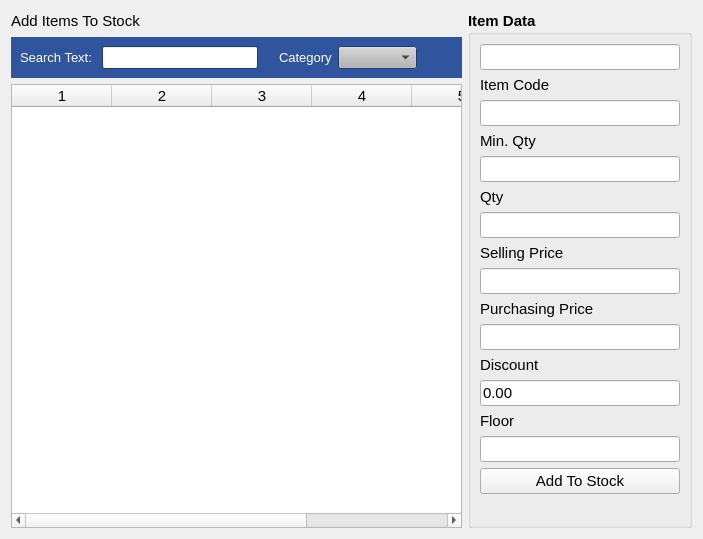
Qt form estorecpp/addmanualstockitems.ui (Watti/estorecpp) before a commit.
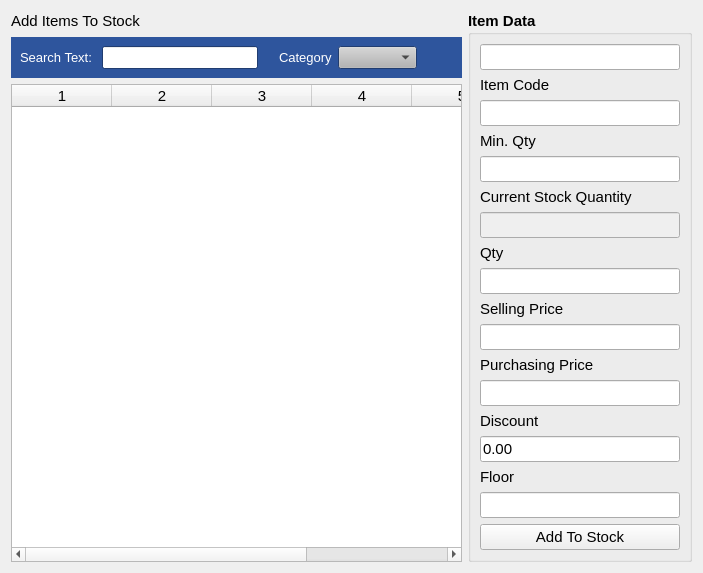
The same form after that commit.

Commit message: stock item adding UI has been changed

```diff
--- a/estorecpp/addmanualstockitems.ui
+++ b/estorecpp/addmanualstockitems.ui
@@ -7,7 +7,7 @@
     <x>0</x>
     <y>0</y>
     <width>703</width>
-    <height>539</height>
+    <height>550</height>
    </rect>
   </property>
   <property name="windowTitle">
@@ -741,6 +741,32 @@
         </property>
        </widget>
       </item>
+      <item>
+       <widget class="QLabel" name="label_11">
+        <property name="font">
+         <font>
+          <weight>50</weight>
+          <bold>false</bold>
+         </font>
+        </property>
+        <property name="text">
+         <string>Current Stock Quantity</string>
+        </property>
+       </widget>
+      </item>
+      <item>
+       <widget class="QLineEdit" name="currentQty">
+        <property name="enabled">
+         <bool>false</bool>
+        </property>
+        <property name="sizePolicy">
+         <sizepolicy hsizetype="Preferred" vsizetype="Fixed">
+          <horstretch>0</horstretch>
+          <verstretch>0</verstretch>
+         </sizepolicy>
+        </property>
+       </widget>
+      </item>
       <item>
        <widget class="QLabel" name="label_5">
         <property name="font">
```
The commit also changes 3 other files.
